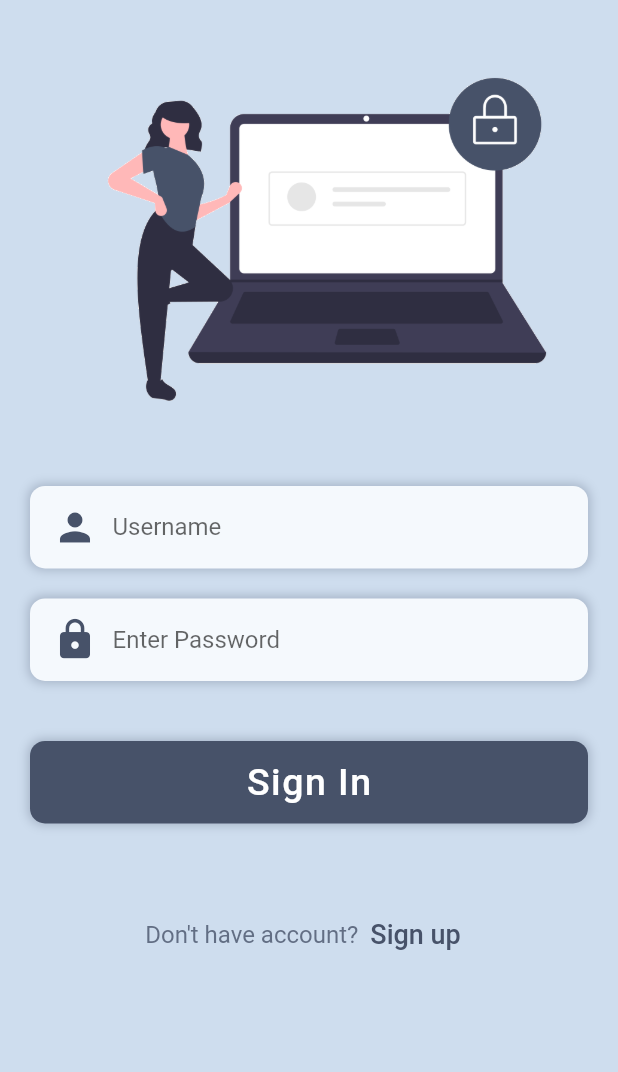
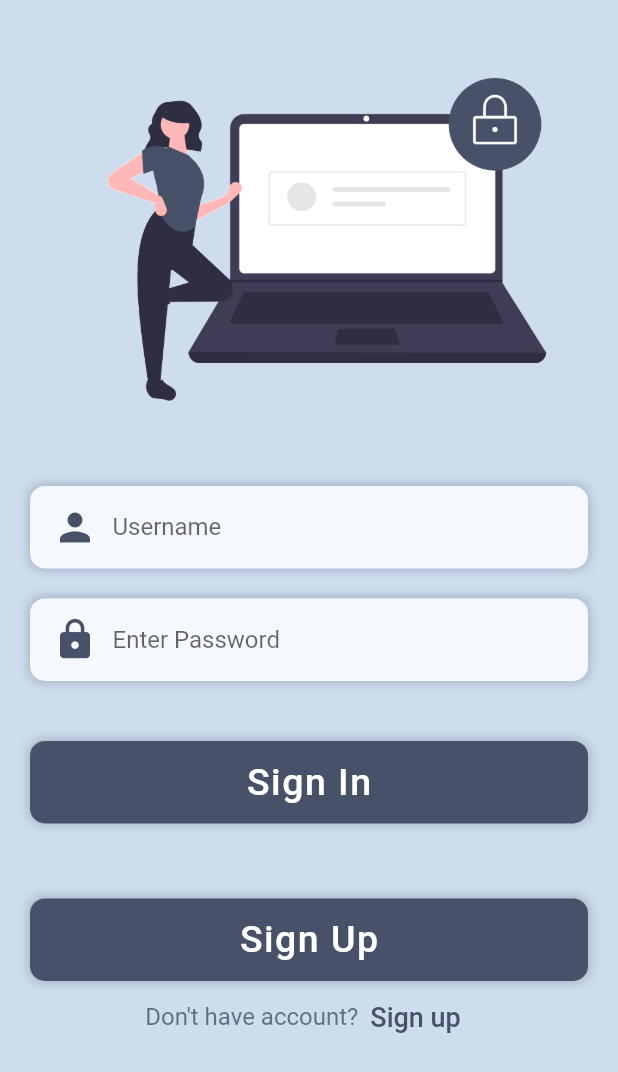
Before and after one commit to Alngkron/Test-K-2, a Flutter app: the screen it shows after launch, on a phone screen of 412 x 824 dp. Shown: the top 1072 px of the screen. Run offline on Flutter 3.47's test engine with Material 2 defaults, Android fonts, the phone set to English and light mode, and no system bars.

```diff
--- a/lib/main.dart
+++ b/lib/main.dart
@@ -1,7 +1,9 @@
 import 'package:flutter/material.dart';
+import 'package:shoestore/pages/singup/singup_page.dart';
 
 import 'pages/home/home_page.dart';
 import 'pages/login/login_page.dart';
+import 'pages/singup/singup_page.dart';
 
 void main() => runApp(MyApp());
 
@@ -18,6 +20,7 @@ class MyApp extends StatelessWidget {
       routes: {
         "/" :(context) => LoginPage(),
         "homePage":(context) => HomePage(),
+        "singUp":(context) => SingupPage(),
       },
     );
   }
--- a/lib/pages/login/login_page.dart
+++ b/lib/pages/login/login_page.dart
@@ -58,6 +58,36 @@ class LoginPage extends StatelessWidget {
             SizedBox(
               height: 50,
             ),
+            InkWell(
+              onTap: () {
+                Navigator.pushNamed(context, "singUp");
+              },
+              child: Container(
+                alignment: Alignment.center,
+                margin: EdgeInsets.symmetric(horizontal: 20),
+                padding: EdgeInsets.symmetric(horizontal: 15),
+                width: double.infinity,
+                height: 55,
+                decoration: BoxDecoration(
+                  color: Color(0xFF475269),
+                  borderRadius: BorderRadius.circular(10),
+                  boxShadow: [
+                    BoxShadow(
+                        color: Color(0xFF475269).withOpacity(0.3),
+                        blurRadius: 5,
+                        spreadRadius: 1),
+                  ],
+                ),
+                child: Text(
+                  "Sign Up",
+                  style: TextStyle(
+                      color: Colors.white,
+                      fontSize: 25,
+                      fontWeight: FontWeight.w500,
+                      letterSpacing: 1),
+                ),
+              ),
+            ),
             Row(
               mainAxisAlignment: MainAxisAlignment.center,
               children: [
--- /dev/null
+++ b/lib/pages/singup/singup_page.dart
@@ -0,0 +1,10 @@
+import 'package:flutter/material.dart';
+
+class SingupPage extends StatelessWidget {
+  const SingupPage({Key? key}) : super(key: key);
+
+  @override
+  Widget build(BuildContext context) {
+    return Container();
+  }
+}
```
